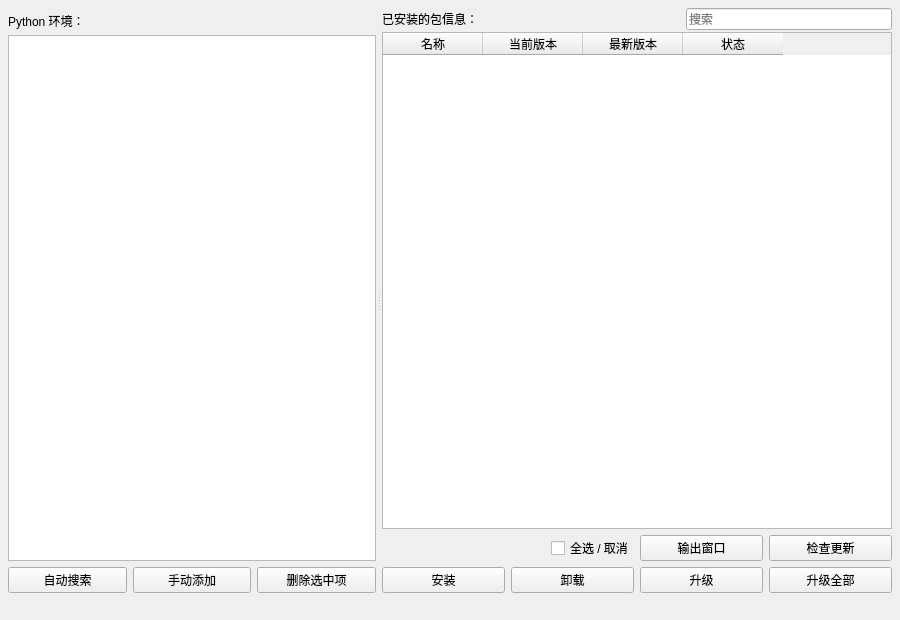
Above: ui/package_manager.ui from hrpzcf/AwesomePyKit before the change. Below: the same form after it.
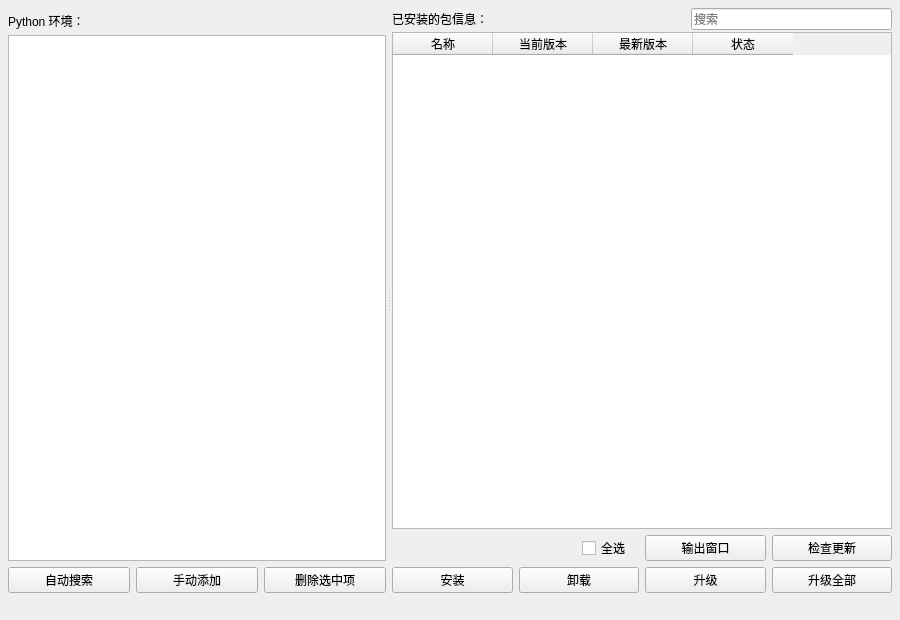
That is the form after the change.

Commit message: 修复包管理器选中行数量提示的一些问题：当筛选后 Ctrl+右击 多选，清除筛选后，已选中行数量提示没有更新

The edit to the form file:
```diff
--- a/ui/package_manager.ui
+++ b/ui/package_manager.ui
@@ -408,7 +408,7 @@
               <item>
                <widget class="QCheckBox" name="cb_check_uncheck_all">
                 <property name="text">
-                 <string>全选 / 取消</string>
+                 <string>全选</string>
                 </property>
                </widget>
               </item>
```
The commit also changes 2 other files.
